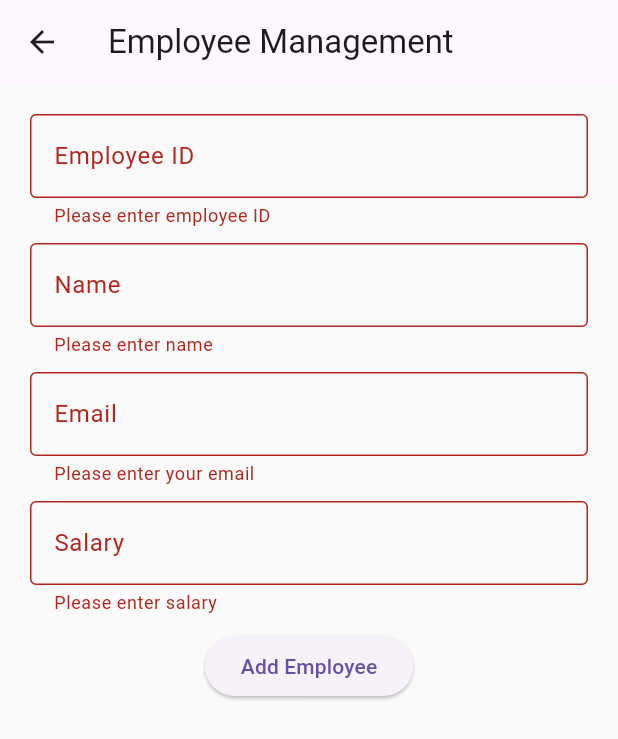
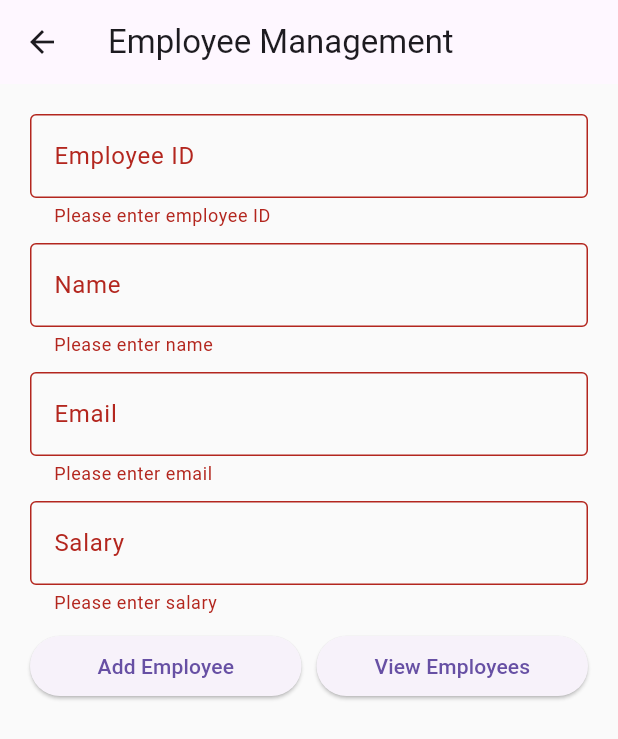
Before and after one commit to DextMendoza/hotellink-finalappdev, a Flutter app: the EmployeeManagement screen opened by its route, after a tap on "Add Employee", on a phone screen of 412 x 824 dp. Shown: the top 739 px of the screen. Run offline on Flutter 3.47's test engine with Material 3 defaults, Android fonts, the phone set to English and light mode, and no system bars.

Commit message:
Update employee_management.dart

```diff
--- a/lib/screens/employee_management.dart
+++ b/lib/screens/employee_management.dart
@@ -1,6 +1,7 @@
 import 'package:flutter/material.dart';
 import 'package:final_project_in_appdev/models/employee.dart';
-import 'package:final_project_in_appdev/utils/constants.dart';
+import 'package:final_project_in_appdev/screens/employee_screen.dart';
+
 class EmployeeManagement extends StatefulWidget {
   const EmployeeManagement({super.key});
 
@@ -14,7 +15,7 @@ class _EmployeeManagementState extends State<EmployeeManagement> {
   final _nameController = TextEditingController();
   final _emailController = TextEditingController();
   final _salaryController = TextEditingController();
-  final List<Employee> _employees = [];
+  List<Employee> _employees = [];
 
   @override
   void dispose() {
@@ -36,6 +37,7 @@ class _EmployeeManagementState extends State<EmployeeManagement> {
       );
       setState(() {
         _employees.add(employee);
+        Employee.allEmployees.add(employee);
       });
       _employeeIdController.clear();
       _nameController.clear();
@@ -47,9 +49,7 @@ class _EmployeeManagementState extends State<EmployeeManagement> {
   @override
   Widget build(BuildContext context) {
     return Scaffold(
-      appBar: AppBar(
-        title: const Text('Employee Management'),
-      ),
+      appBar: AppBar(title: const Text('Employee Management')),
       body: Padding(
         padding: const EdgeInsets.all(20.0),
         child: Column(
@@ -93,14 +93,11 @@ class _EmployeeManagementState extends State<EmployeeManagement> {
                       border: OutlineInputBorder(),
                     ),
                     validator: (value) {
-                  if (value == null || value.isEmpty) {
-                    return 'Please enter your email';
-                }
-                  if (!Constants.emailRegex.hasMatch(value)) {
-                    return 'Please enter a valid email address';
-               }
-               return null;
-              },
+                      if (value!.isEmpty) {
+                        return 'Please enter email';
+                      }
+                      return null;
+                    },
                   ),
                   const SizedBox(height: 10),
                   TextFormField(
@@ -117,9 +114,29 @@ class _EmployeeManagementState extends State<EmployeeManagement> {
                     },
                   ),
                   const SizedBox(height: 10),
-                  ElevatedButton(
-                    onPressed: _addEmployee,
-                    child: const Text('Add Employee'),
+                  Row(
+                    children: [
+                      Expanded(
+                        child: ElevatedButton(
+                          onPressed: _addEmployee,
+                          child: const Text('Add Employee'),
+                        ),
+                      ),
+                      const SizedBox(width: 10),
+                      Expanded(
+                        child: ElevatedButton(
+                          onPressed: () {
+                            Navigator.push(
+                              context,
+                              MaterialPageRoute(
+                                builder: (context) => const EmployeeScreen(),
+                              ),
+                            );
+                          },
+                          child: const Text('View Employees'),
+                        ),
+                      ),
+                    ],
                   ),
                 ],
               ),
```
